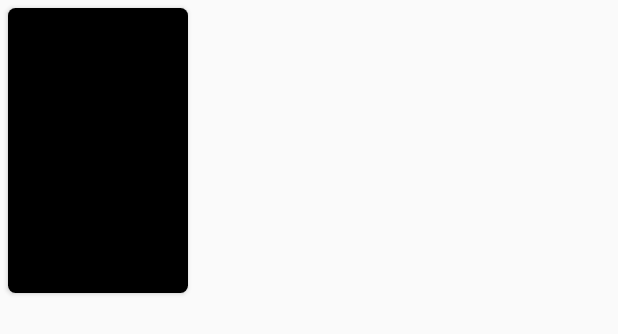
After one commit to mschneider86/PopularMovies, an Android app: the layout cardview_item_movie.xml on its own in the app's theme, with its tools: preview values and no code run, on a phone screen of 412 x 824 dp. The commit adds this screen. Shown: the top 334 px of the screen. Run offline under Robolectric (Android 15) with nearby library versions, the light colour scheme and no system bars.

Commit message:
add cardview movie initial layout

```diff
--- /dev/null
+++ b/app/src/main/res/layout/cardview_item_movie.xml
@@ -0,0 +1,24 @@
+<?xml version="1.0" encoding="utf-8"?>
+<android.support.v7.widget.CardView xmlns:android="http://schemas.android.com/apk/res/android"
+    android:layout_width="120dp"
+    android:layout_height="190dp"
+    xmlns:cardview="http://schemas.android.com/apk/res-auto"
+    android:layout_margin="5dp"
+    cardview:cardCornerRadius="5dp">
+
+    <LinearLayout
+        android:layout_width="match_parent"
+        android:layout_height="match_parent"
+        android:orientation="vertical">
+
+        <ImageView
+            android:id="@+id/iv_movie_image"
+            android:layout_width="match_parent"
+            android:layout_height="match_parent"
+            android:scaleType="centerCrop"
+            android:background="@color/colorBlack"/>
+
+
+    </LinearLayout>
+
+</android.support.v7.widget.CardView>
--- a/app/src/main/res/values/colors.xml
+++ b/app/src/main/res/values/colors.xml
@@ -1,6 +1,7 @@
 <?xml version="1.0" encoding="utf-8"?>
 <resources>
-    <color name="colorPrimary">#008577</color>
-    <color name="colorPrimaryDark">#00574B</color>
-    <color name="colorAccent">#D81B60</color>
+    <color name="colorPrimary">#3F51B5</color>
+    <color name="colorPrimaryDark">#303F9F</color>
+    <color name="colorAccent">#FF4081</color>
+    <color name="colorBlack">#000000</color>
 </resources>
```
